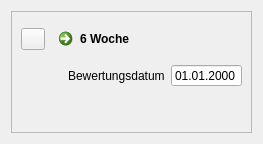
Before: the Qt Designer form source/ui/bewertung.ui in Gremmel/kleiner-brauhelfer, drawn with Qt 5.
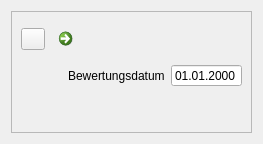
After: the same form once the commit is applied. Icons and pictures are not drawn. Custom widgets are drawn as their Qt base class.

The edit to the form file:
```diff
--- a/source/ui/bewertung.ui
+++ b/source/ui/bewertung.ui
@@ -70,11 +70,7 @@
          </widget>
         </item>
         <item>
-         <widget class="QCommandLinkButton" name="button_woche">
-          <property name="text">
-           <string>6 Woche</string>
-          </property>
-         </widget>
+         <widget class="QCommandLinkButton" name="button_woche"/>
         </item>
        </layout>
       </item>
```
